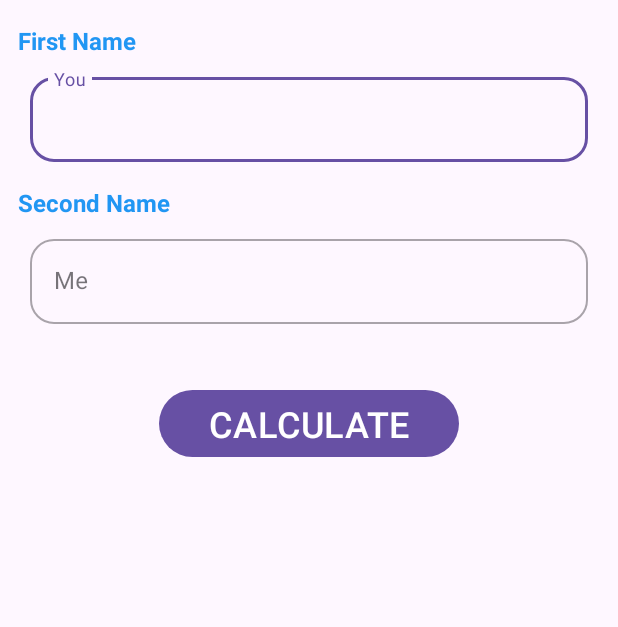
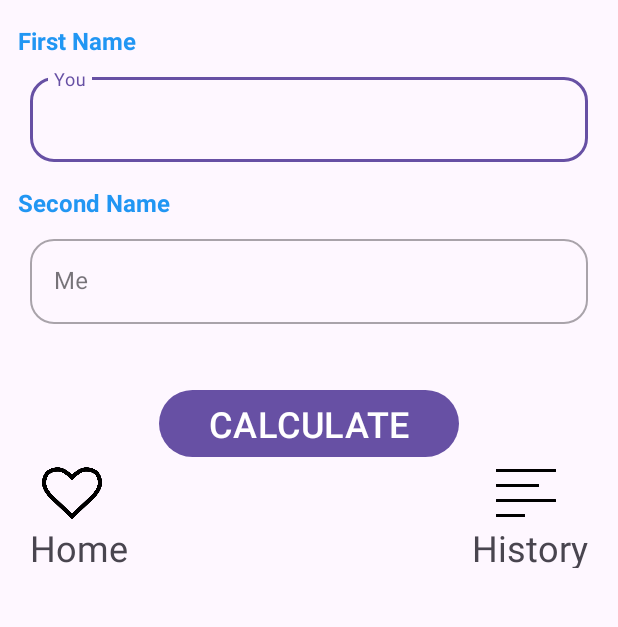
Before and after one commit to aslanaj/LoveCalculator, an Android app: the screen it shows after launch (MainActivity), after a tap on "CALCULATE", on a phone screen of 412 x 824 dp, the part 407-1034 px from its top. Run offline under Robolectric (Android 15) with nearby library versions, the phone set to English and light mode, and no system bars.

Commit message:
сделал дз #4

```diff
--- a/app/build.gradle
+++ b/app/build.gradle
@@ -50,7 +50,12 @@ dependencies {
 
     implementation("com.squareup.retrofit2:retrofit:2.9.0")
     implementation("com.squareup.retrofit2:converter-gson:2.9.0")
+    //ViewModel and livedata
+    implementation "androidx.lifecycle:lifecycle-extensions:2.2.0"
 
+    def fragment_version = "1.5.7"
+
+    implementation "androidx.fragment:fragment-ktx:$fragment_version"
 
 
 }
--- a/app/src/main/java/com/example/lovecalculator/LoveCalculatorFragment.kt
+++ /dev/null
@@ -1,56 +0,0 @@
-package com.example.lovecalculator
-
-import android.os.Bundle
-import android.util.Log
-import androidx.fragment.app.Fragment
-import android.view.LayoutInflater
-import android.view.View
-import android.view.ViewGroup
-import androidx.core.os.bundleOf
-import androidx.navigation.fragment.findNavController
-import com.example.lovecalculator.databinding.FragmentLoveCalculatorBinding
-import com.example.lovecalculator.remote.LoveModel
-import com.example.lovecalculator.remote.RetrofitService
-import retrofit2.Call
-import retrofit2.Callback
-import retrofit2.Response
-
-class LoveCalculatorFragment : Fragment() {
-
-private lateinit var binding: FragmentLoveCalculatorBinding
-    override fun onCreateView(
-        inflater: LayoutInflater, container: ViewGroup?,
-        savedInstanceState: Bundle?
-    ): View? {
-        binding = FragmentLoveCalculatorBinding.inflate(inflater, container, false)
-        return binding.root
-    }
-
-    override fun onViewCreated(view: View, savedInstanceState: Bundle?) {
-        super.onViewCreated(view, savedInstanceState)
-        initClicker()
-    }
-
-    private fun initClicker() {
-        with(binding) {
-            btnCalculate.setOnClickListener {
-                RetrofitService().api.percentageNames(
-                    etFirstName.text.toString(),
-                    etSecondName.text.toString()
-                ).enqueue(object : Callback<LoveModel> {
-                    override fun onResponse(call: Call<LoveModel>, response: Response<LoveModel>) {
-                        Log.e("ololo", "onResponse: ${response.body()}")
-                        findNavController().navigate(R.id.resultFragment, bundleOf("key1" to response.body()))
-                    }
-
-                    override fun onFailure(call: Call<LoveModel>, t: Throwable) {
-                        Log.e("ololo", "onFailure: ${t.message} ")
-                    }
-                })
-            }
-        }
-    }
-
-
-
-}
--- /dev/null
+++ b/app/src/main/java/com/example/lovecalculator/repository/Repository.kt
@@ -0,0 +1,32 @@
+package com.example.lovecalculator.repository
+
+import android.util.Log
+import androidx.lifecycle.MutableLiveData
+import com.example.lovecalculator.remote.LoveModel
+import com.example.lovecalculator.remote.RetrofitService
+import retrofit2.Call
+import retrofit2.Response
+
+class Repository {
+
+    fun getLove(firstName: String, secondName: String): MutableLiveData<LoveModel> {
+        val liveLove = MutableLiveData<LoveModel>()
+
+
+        RetrofitService().api.percentageNames(firstName, secondName)
+            .enqueue(object : retrofit2.Callback<LoveModel> {
+                override fun onResponse(call: Call<LoveModel>, response: Response<LoveModel>) {
+                    if (response.isSuccessful) {
+                        liveLove.postValue(response.body())
+                    }
+                }
+
+                override fun onFailure(call: Call<LoveModel>, t: Throwable) {
+                    Log.e("ololo", "onFailure: ${t.message}")
+                }
+
+            })
+
+        return liveLove
+    }
+}
--- /dev/null
+++ b/app/src/main/java/com/example/lovecalculator/ui/loveCalculatorFragment/LoveCalculatorFragment.kt
@@ -0,0 +1,42 @@
+package com.example.lovecalculator.ui.loveCalculatorFragment
+
+import android.os.Bundle
+import android.util.Log
+import androidx.fragment.app.Fragment
+import android.view.LayoutInflater
+import android.view.View
+import android.view.ViewGroup
+import androidx.fragment.app.viewModels
+import com.example.lovecalculator.databinding.FragmentLoveCalculatorBinding
+
+class LoveCalculatorFragment : Fragment() {
+
+    private lateinit var binding: FragmentLoveCalculatorBinding
+    val viewModel: LoveViewModel by viewModels()
+    override fun onCreateView(
+        inflater: LayoutInflater, container: ViewGroup?,
+        savedInstanceState: Bundle?
+    ): View? {
+        binding = FragmentLoveCalculatorBinding.inflate(inflater, container, false)
+        return binding.root
+    }
+
+    override fun onViewCreated(view: View, savedInstanceState: Bundle?) {
+        super.onViewCreated(view, savedInstanceState)
+        initClicker()
+    }
+
+    private fun initClicker() {
+        with(binding) {
+            btnCalculate.setOnClickListener {
+                viewModel.livelove(etFirstName.text.toString(), etSecondName.text.toString())
+                    .observe(viewLifecycleOwner) { loveModel ->
+                        Log.e("ololo", "initClicker: ${loveModel}")
+
+                    }
+            }
+        }
+    }
+
+
+}
--- /dev/null
+++ b/app/src/main/java/com/example/lovecalculator/ui/loveCalculatorFragment/LoveViewModel.kt
@@ -0,0 +1,13 @@
+package com.example.lovecalculator.ui.loveCalculatorFragment
+
+import androidx.lifecycle.LiveData
+import androidx.lifecycle.ViewModel
+import com.example.lovecalculator.repository.Repository
+import com.example.lovecalculator.remote.LoveModel
+
+class LoveViewModel : ViewModel() {
+    val repository = Repository()
+    fun livelove(firstName: String, secondName: String): LiveData<LoveModel> {
+        return repository.getLove(firstName, secondName)
+    }
+}
--- a/app/src/main/java/com/example/lovecalculator/ResultFragment.kt
+++ b/app/src/main/java/com/example/lovecalculator/ui/resultFragment/ResultFragment.kt
@@ -1,6 +1,5 @@
-package com.example.lovecalculator
+package com.example.lovecalculator.ui.resultFragment
 
-import android.os.Binder
 import android.os.Bundle
 import androidx.fragment.app.Fragment
 import android.view.LayoutInflater
@@ -28,7 +27,7 @@ private lateinit var binding: FragmentResultBinding
         binding.apply {
             tvFirstName.text = result.firstName
             tvSecondName.text = result.secondName
-            tvScore.text = result.percentage
+            tvPercentage.text = result.percentage
             tvYourScore.text = result.result
         }
         binding.btnTryAgain.setOnClickListener {
--- a/app/src/main/res/layout/fragment_love_calculator.xml
+++ b/app/src/main/res/layout/fragment_love_calculator.xml
@@ -7,7 +7,7 @@
     android:orientation="vertical"
     android:layout_gravity="center"
     android:padding="12dp"
-    tools:context=".LoveCalculatorFragment">
+    tools:context=".ui.loveCalculatorFragment.LoveCalculatorFragment">
 
 
 
@@ -102,7 +102,63 @@
         android:textSize="24sp" />
 
 
+    <FrameLayout
+        android:layout_width="match_parent"
+        android:layout_height="78dp"
+        android:layout_gravity="bottom"
+        android:orientation="horizontal">
 
+
+        <LinearLayout
+            android:id="@+id/container"
+            android:layout_width="wrap_content"
+            android:layout_height="wrap_content"
+            android:layout_gravity="start"
+            android:orientation="vertical"
+            app:layout_constraintBottom_toBottomOf="parent"
+            app:layout_constraintStart_toStartOf="parent"
+            app:layout_constraintTop_toBottomOf="@id/card_view">
+
+            <ImageView
+                android:layout_width="40dp"
+                android:layout_height="40dp"
+                android:layout_marginStart="16dp"
+                android:src="@drawable/heart_icon" />
+
+            <TextView
+                android:layout_width="wrap_content"
+                android:layout_height="wrap_content"
+                android:layout_marginStart="8dp"
+                android:layout_marginBottom="8dp"
+                android:text="@string/home"
+                android:textSize="24sp" />
+        </LinearLayout>
+
+        <LinearLayout
+            android:id="@+id/container2"
+            android:layout_width="wrap_content"
+            android:layout_height="wrap_content"
+            android:layout_gravity="end"
+            android:orientation="vertical"
+            app:layout_constraintBottom_toBottomOf="parent"
+            app:layout_constraintEnd_toEndOf="parent"
+            app:layout_constraintTop_toBottomOf="@id/card_view">
+
+            <ImageView
+                android:layout_width="40dp"
+                android:layout_height="40dp"
+                android:layout_marginStart="16dp"
+                android:src="@drawable/line_icon" />
+
+            <TextView
+                android:layout_width="wrap_content"
+                android:layout_height="wrap_content"
+                android:layout_marginEnd="8dp"
+                android:layout_marginBottom="8dp"
+                android:text="History"
+                android:textSize="24sp" />
+        </LinearLayout>
+    </FrameLayout>
 
 
 </LinearLayout>
--- a/app/src/main/res/navigation/nav_agrs.xml
+++ b/app/src/main/res/navigation/nav_agrs.xml
@@ -7,12 +7,17 @@
 
     <fragment
         android:id="@+id/loveCalculatorFragment"
-        android:name="com.example.lovecalculator.LoveCalculatorFragment"
+        android:name="com.example.lovecalculator.ui.loveCalculatorFragment.LoveCalculatorFragment"
         android:label="fragment_love_calculator"
         tools:layout="@layout/fragment_love_calculator" />
     <fragment
         android:id="@+id/resultFragment"
-        android:name="com.example.lovecalculator.ResultFragment"
+        android:name="com.example.lovecalculator.ui.resultFragment.ResultFragment"
         android:label="fragment_result"
         tools:layout="@layout/fragment_result" />
+    <fragment
+        android:id="@+id/historyFragment"
+        android:name="com.example.lovecalculator.ui.historyFragment.HistoryFragment"
+        android:label="fragment_history"
+        tools:layout="@layout/fragment_history" />
 </navigation>
--- a/app/src/main/res/values/strings.xml
+++ b/app/src/main/res/values/strings.xml
@@ -10,4 +10,6 @@
     <string name="calculate">CALCULATE</string>
     <string name="your_score">Your Score</string>
     <string name="try_again">Try Again</string>
+    <string name="history">History</string>
+    <string name="home">Home</string>
 </resources>
```
Also changed, not shown: app/src/main/java/com/example/lovecalculator/ui/historyFragment/HistoryFragment.kt (added, +22 -0 lines), app/src/main/res/drawable/bg_item.xml (added, +10 -0 lines), app/src/main/res/layout/fragment_history.xml (added, +101 -0 lines), app/src/main/res/layout/fragment_result.xml (+5 -5 lines), app/src/main/res/layout/item_history.xml (added, +82 -0 lines), app/src/main/res/drawable/heart_icon.png (added), app/src/main/res/drawable/heart_pulse.png (added), app/src/main/res/drawable/heartpulse.png (added), app/src/main/res/drawable/line_icon.png (added).
